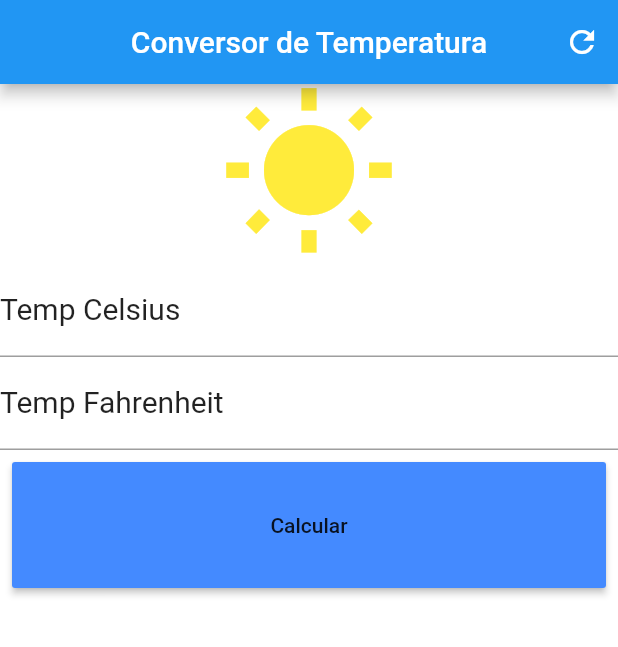
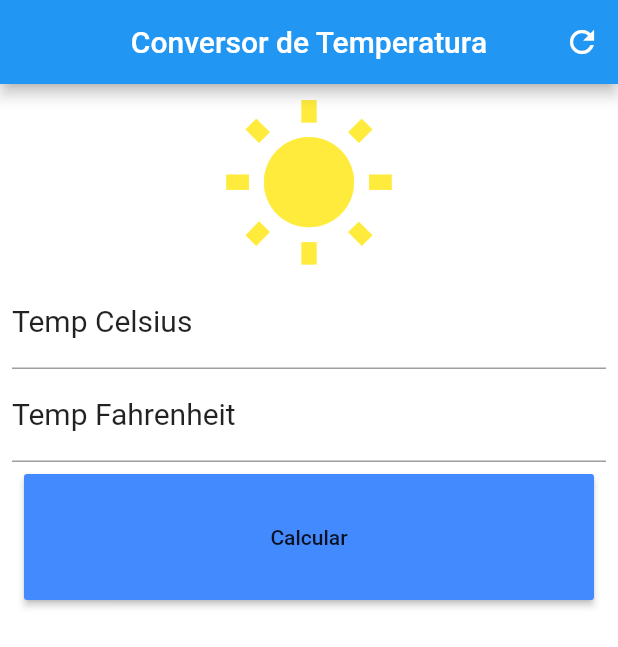
Before and after one commit to ricardom6/conversorTemperatura, a Flutter app: the screen it shows after launch, on a phone screen of 412 x 824 dp. Shown: the top 647 px of the screen. Run offline on Flutter 3.47's test engine with Material 2 defaults, Android fonts, the phone set to English and light mode, and no system bars.

Commit message:
substituicao da column por listView

```diff
--- a/lib/main.dart
+++ b/lib/main.dart
@@ -62,9 +62,10 @@ class _HomeState extends State<Home> {
       height: 100.0,
       child: raisedButton,
     );
+    ListView column = ListView(
+      shrinkWrap: true,
 
-    Column column = Column(
-      crossAxisAlignment: CrossAxisAlignment.stretch,
+      //crossAxisAlignment: CrossAxisAlignment.stretch,
       children: <Widget>[
         icon,
         tempCelsius,
@@ -72,11 +73,13 @@ class _HomeState extends State<Home> {
         containerBtn,
       ],
     );
+    Container containerColuna =
+        Container(padding: EdgeInsets.all(8), child: column);
 
     Scaffold scaffold = Scaffold(
       appBar: appBar,
       backgroundColor: Colors.white,
-      body: column,
+      body: containerColuna,
     );
     return scaffold;
   }
```
